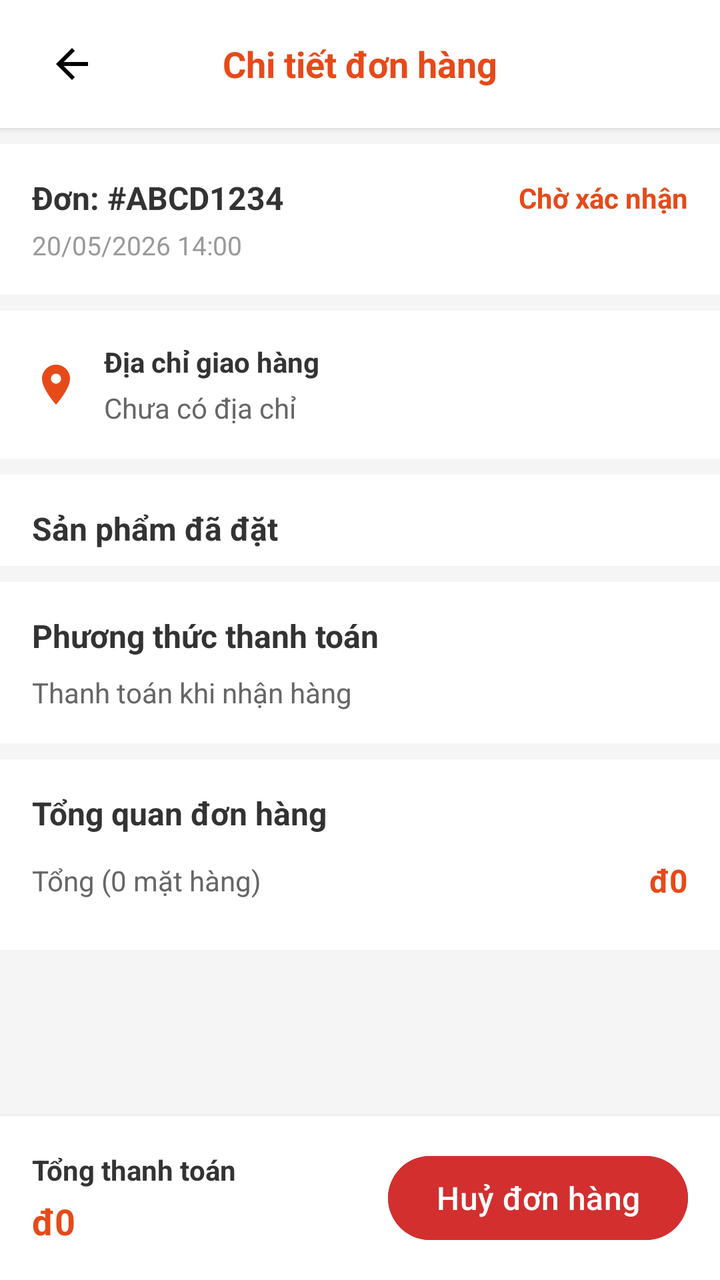
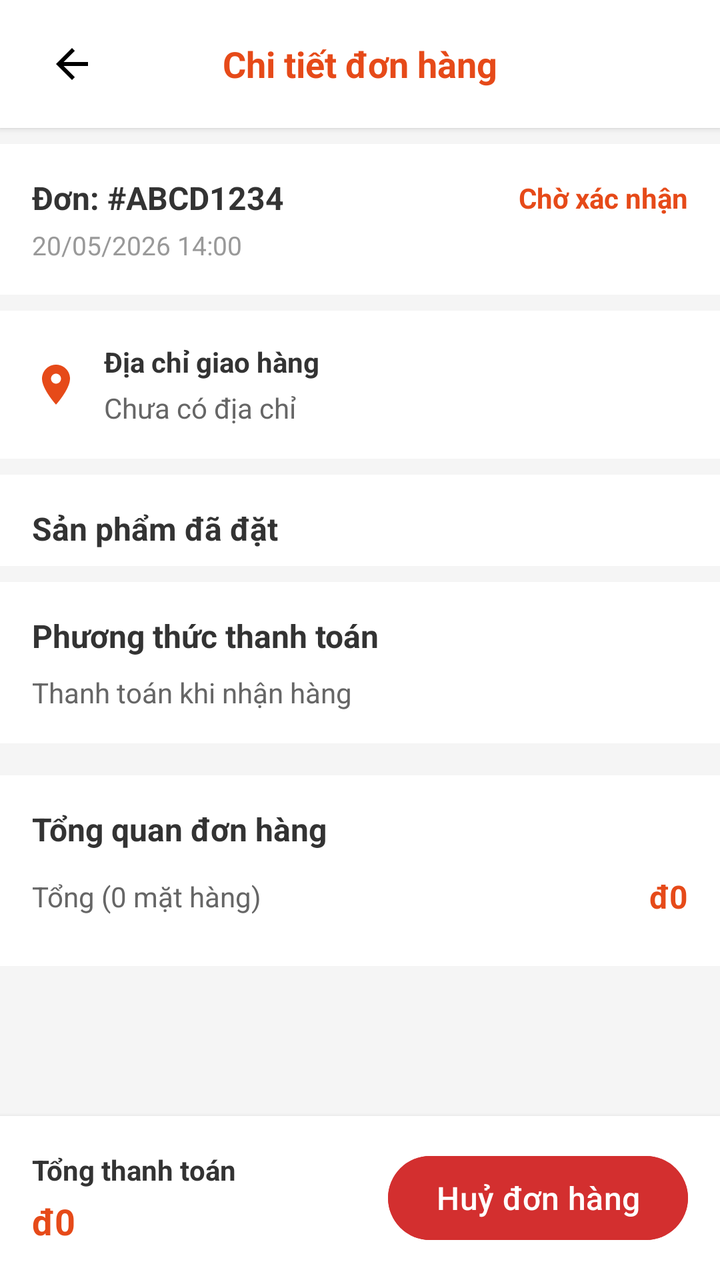

Compare the two renders of this Android layout. The source of the first and the diff that turns it into the second are given below.
<!-- AndroidManifest.xml: application theme Theme.Buoi1 -->
<!-- res/layout/activity_order_detail.xml -->
<?xml version="1.0" encoding="utf-8"?>
<RelativeLayout xmlns:android="http://schemas.android.com/apk/res/android"
    android:layout_width="match_parent"
    android:layout_height="match_parent"
    android:background="#F5F5F5">

    
    <LinearLayout
        android:id="@+id/topBarOrderDetail"
        android:layout_width="match_parent"
        android:layout_height="?attr/actionBarSize"
        android:background="@color/white"
        android:elevation="2dp"
        android:gravity="center_vertical"
        android:orientation="horizontal"
        android:paddingHorizontal="16dp">

        <ImageButton
            android:id="@+id/btnOrderDetailBack"
            android:layout_width="40dp"
            android:layout_height="40dp"
            android:background="?attr/selectableItemBackgroundBorderless"
            android:src="@drawable/ic_back_arrow" />

        <TextView
            android:layout_width="0dp"
            android:layout_height="wrap_content"
            android:layout_weight="1"
            android:gravity="center"
            android:text="Chi tiết đơn hàng"
            android:textColor="#E64A19"
            android:textSize="18sp"
            android:textStyle="bold"
            android:layout_marginEnd="40dp" />
    </LinearLayout>

    <ScrollView
        android:layout_width="match_parent"
        android:layout_height="match_parent"
        android:layout_above="@+id/bottomBarOrderDetail"
        android:layout_below="@+id/topBarOrderDetail">

        <LinearLayout
            android:layout_width="match_parent"
            android:layout_height="wrap_content"
            android:orientation="vertical"
            android:paddingBottom="24dp">

            
            <LinearLayout
                android:layout_width="match_parent"
                android:layout_height="wrap_content"
                android:background="@color/white"
                android:orientation="vertical"
                android:padding="16dp"
                android:layout_marginTop="8dp">

                <LinearLayout
                    android:layout_width="match_parent"
                    android:layout_height="wrap_content"
                    android:orientation="horizontal"
                    android:gravity="center_vertical">

                    <TextView
                        android:id="@+id/tvOrderDetailId"
                        android:layout_width="0dp"
                        android:layout_height="wrap_content"
                        android:layout_weight="1"
                        android:text="Đơn: #ABCD1234"
                        android:textColor="#333333"
                        android:textSize="16sp"
                        android:textStyle="bold" />

                    <TextView
                        android:id="@+id/tvOrderDetailStatus"
                        android:layout_width="wrap_content"
                        android:layout_height="wrap_content"
                        android:text="Chờ xác nhận"
                        android:textColor="#E64A19"
                        android:textSize="14sp"
                        android:textStyle="bold" />
                </LinearLayout>

                <TextView
                    android:id="@+id/tvOrderDetailDate"
                    android:layout_width="wrap_content"
                    android:layout_height="wrap_content"
                    android:layout_marginTop="4dp"
                    android:text="20/05/2026 14:00"
                    android:textColor="#999999"
                    android:textSize="13sp" />
            </LinearLayout>

            <View
                android:layout_width="match_parent"
                android:layout_height="8dp"
                android:background="#F5F5F5" />

            
            <LinearLayout
                android:layout_width="match_parent"
                android:layout_height="wrap_content"
                android:background="@color/white"
                android:padding="16dp"
                android:orientation="horizontal"
                android:gravity="center_vertical">

                <ImageView
                    android:layout_width="24dp"
                    android:layout_height="24dp"
                    android:src="@drawable/ic_location"
                    android:contentDescription="Address Icon" />

                <LinearLayout
                    android:layout_width="0dp"
                    android:layout_height="wrap_content"
                    android:layout_weight="1"
                    android:layout_marginStart="12dp"
                    android:orientation="vertical">

                    <TextView
                        android:layout_width="wrap_content"
                        android:layout_height="wrap_content"
                        android:text="Địa chỉ giao hàng"
                        android:textColor="#333333"
                        android:textSize="14sp"
                        android:textStyle="bold" />

                    <TextView
                        android:id="@+id/tvOrderDetailAddress"
                        android:layout_width="wrap_content"
                        android:layout_height="wrap_content"
                        android:layout_marginTop="4dp"
                        android:text="Chưa có địa chỉ"
                        android:textColor="#666666"
                        android:textSize="14sp" />
                </LinearLayout>
            </LinearLayout>

            <View
                android:layout_width="match_parent"
                android:layout_height="8dp"
                android:background="#F5F5F5" />

            
            <TextView
                android:layout_width="match_parent"
                android:layout_height="wrap_content"
                android:background="@color/white"
                android:paddingHorizontal="16dp"
                android:paddingTop="16dp"
                android:paddingBottom="8dp"
                android:text="Sản phẩm đã đặt"
                android:textColor="#333333"
                android:textSize="16sp"
                android:textStyle="bold" />

            
            <LinearLayout
                android:id="@+id/llOrderDetailItems"
                android:layout_width="match_parent"
                android:layout_height="wrap_content"
                android:orientation="vertical"
                android:background="@color/white" />

            <View
                android:layout_width="match_parent"
                android:layout_height="8dp"
                android:background="#F5F5F5" />

            
            <LinearLayout
                android:layout_width="match_parent"
                android:layout_height="wrap_content"
                android:background="@color/white"
                android:orientation="vertical"
                android:padding="16dp">

                <TextView
                    android:layout_width="wrap_content"
                    android:layout_height="wrap_content"
                    android:text="Phương thức thanh toán"
                    android:textColor="#333333"
                    android:textSize="16sp"
                    android:textStyle="bold" />

                <TextView
                    android:id="@+id/tvOrderDetailPaymentMethod"
                    android:layout_width="wrap_content"
                    android:layout_height="wrap_content"
                    android:layout_marginTop="8dp"
                    android:text="Thanh toán khi nhận hàng"
                    android:textColor="#666666"
                    android:textSize="14sp" />
            </LinearLayout>

            <View
                android:layout_width="match_parent"
                android:layout_height="8dp"
                android:background="#F5F5F5" />

            
            <LinearLayout
                android:layout_width="match_parent"
                android:layout_height="wrap_content"
                android:background="@color/white"
                android:orientation="vertical"
                android:padding="16dp">

                <TextView
                    android:layout_width="wrap_content"
                    android:layout_height="wrap_content"
                    android:text="Tổng quan đơn hàng"
                    android:textColor="#333333"
                    android:textSize="16sp"
                    android:textStyle="bold"
                    android:layout_marginBottom="12dp" />

                <LinearLayout
                    android:layout_width="match_parent"
                    android:layout_height="wrap_content"
                    android:orientation="horizontal"
                    android:gravity="center_vertical"
                    android:layout_marginBottom="8dp">

                    <TextView
                        android:id="@+id/tvOrderDetailTotalItems"
                        android:layout_width="0dp"
                        android:layout_height="wrap_content"
                        android:layout_weight="1"
                        android:text="Tổng (0 mặt hàng)"
                        android:textColor="#666666"
                        android:textSize="14sp" />

                    <TextView
                        android:id="@+id/tvOrderDetailTotalPrice"
                        android:layout_width="wrap_content"
                        android:layout_height="wrap_content"
                        android:text="đ0"
                        android:textColor="#E64A19"
                        android:textSize="16sp"
                        android:textStyle="bold" />
                </LinearLayout>
            </LinearLayout>

        </LinearLayout>
    </ScrollView>

    
    <LinearLayout
        android:id="@+id/bottomBarOrderDetail"
        android:layout_width="match_parent"
        android:layout_height="wrap_content"
        android:layout_alignParentBottom="true"
        android:background="@color/white"
        android:elevation="4dp"
        android:gravity="center_vertical"
        android:orientation="horizontal"
        android:padding="16dp">

        <LinearLayout
            android:layout_width="0dp"
            android:layout_height="wrap_content"
            android:layout_weight="1"
            android:orientation="vertical">

            <TextView
                android:id="@+id/tvOrderDetailBottomTotalLabel"
                android:layout_width="wrap_content"
                android:layout_height="wrap_content"
                android:text="Tổng thanh toán"
                android:textColor="#333333"
                android:textSize="14sp"
                android:textStyle="bold" />

            <TextView
                android:id="@+id/tvOrderDetailBottomTotalPrice"
                android:layout_width="wrap_content"
                android:layout_height="wrap_content"
                android:layout_marginTop="4dp"
                android:text="đ0"
                android:textColor="#E64A19"
                android:textSize="18sp"
                android:textStyle="bold" />
        </LinearLayout>

        <Button
            android:id="@+id/btnReorder"
            android:layout_width="wrap_content"
            android:layout_height="50dp"
            android:backgroundTint="#4CAF50"
            android:text="Đặt lại"
            android:textColor="@color/white"
            android:textSize="16sp"
            android:paddingHorizontal="24dp"
            android:visibility="gone" />

        <Button
            android:id="@+id/btnCancelOrder"
            android:layout_width="wrap_content"
            android:layout_height="50dp"
            android:backgroundTint="#D32F2F"
            android:text="Huỷ đơn hàng"
            android:textColor="@color/white"
            android:textSize="16sp"
            android:paddingHorizontal="24dp" />
    </LinearLayout>

</RelativeLayout>
<!-- resources referenced by this layout -->
<resources>
  <color name="white">#FFFFFFFF</color>
  <!-- drawable ic_back_arrow (drawable) -->
  <vector xmlns:android="http://schemas.android.com/apk/res/android"
      android:width="24dp"
      android:height="24dp"
      android:viewportWidth="24"
      android:viewportHeight="24">
    <path
        android:fillColor="#000000"
        android:pathData="M20,11H7.83l5.59,-5.59L12,4l-8,8 8,8 1.41,-1.41L7.83,13H20v-2z"/>
  </vector>
  <!-- drawable ic_location (drawable) -->
  <?xml version="1.0" encoding="utf-8"?>
  <vector xmlns:android="http://schemas.android.com/apk/res/android"
      android:width="24dp"
      android:height="24dp"
      android:viewportWidth="24"
      android:viewportHeight="24">
      <path
          android:fillColor="#E64A19"
          android:pathData="M12,2C8.13,2 5,5.13 5,9c0,5.25 7,13 7,13s7,-7.75 7,-13C19,5.13 15.87,2 12,2ZM12,11.5c-1.38,0 -2.5,-1.12 -2.5,-2.5s1.12,-2.5 2.5,-2.5 2.5,1.12 2.5,2.5 -1.12,2.5 -2.5,2.5Z" />
  </vector>
  <style name="Theme.Buoi1" parent="Base.Theme.Buoi1" />
  <style name="Base.Theme.Buoi1" parent="Theme.Material3.DayNight.NoActionBar">
          
          <item name="colorPrimary">@color/colorPrimary</item>
          <item name="colorSecondary">@color/colorPrimary</item>
          <item name="colorPrimaryVariant">@color/colorButtonLight</item>
      </style>
  <color name="colorPrimary">#E64A19</color>
  <color name="colorButtonLight">#FF8A65</color>
</resources>

<!-- the commit's change to res/layout/activity_order_detail.xml (unified diff, before → after) -->
@@ -201,6 +201,45 @@
 
             
             <LinearLayout
+                android:id="@+id/layoutWarrantySection"
+                android:layout_width="match_parent"
+                android:layout_height="wrap_content"
+                android:background="@color/white"
+                android:orientation="vertical"
+                android:padding="16dp"
+                android:visibility="gone">
+
+                <TextView
+                    android:layout_width="wrap_content"
+                    android:layout_height="wrap_content"
+                    android:text="Bảo hành sản phẩm"
+                    android:textColor="#333333"
+                    android:textSize="16sp"
+                    android:textStyle="bold"
+                    android:layout_marginBottom="8dp" />
+
+                <TextView
+                    android:layout_width="wrap_content"
+                    android:layout_height="wrap_content"
+                    android:text="Đơn hàng đã giao thành công. Đăng ký bảo hành ngay để được hỗ trợ trong 12 tháng."
+                    android:textColor="#666666"
+                    android:textSize="13sp"
+                    android:layout_marginBottom="12dp" />
+
+                <LinearLayout
+                    android:id="@+id/llWarrantyItems"
+                    android:layout_width="match_parent"
+                    android:layout_height="wrap_content"
+                    android:orientation="vertical" />
+            </LinearLayout>
+
+            <View
+                android:layout_width="match_parent"
+                android:layout_height="8dp"
+                android:background="#F5F5F5" />
+
+            
+            <LinearLayout
                 android:layout_width="match_parent"
                 android:layout_height="wrap_content"
                 android:background="@color/white"
